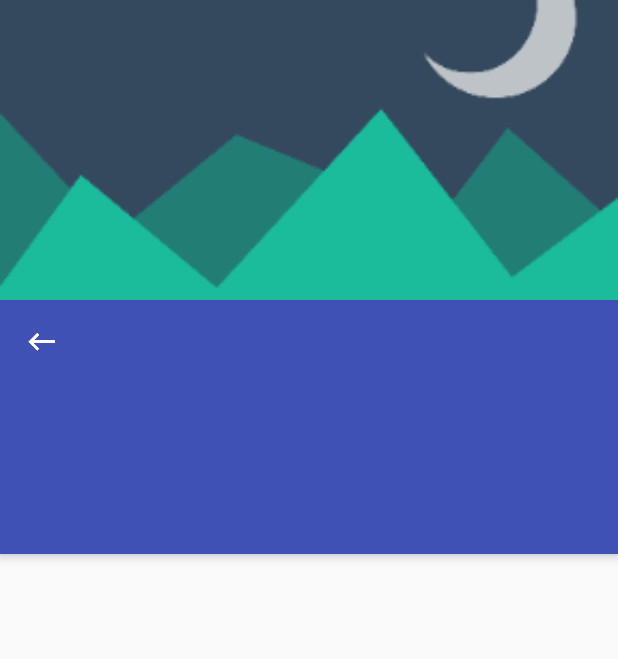
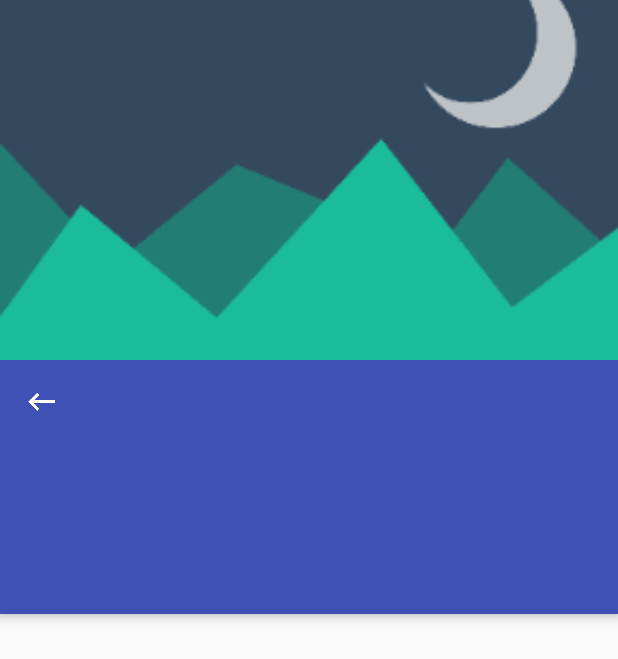
Before and after one commit to aaronoe/space_launch_manifest, an Android app: the layout detail_coord_layout.xml on its own in the app's theme, with its tools: preview values and no code run, on a phone screen of 412 x 824 dp. Shown: the top 659 px of the screen. Run offline under Robolectric (Android 15) with nearby library versions, the phone set to English and light mode, and no system bars.

Commit message:
Changed navigation bar color for API 21+

```diff
--- a/app/src/main/java/com/example/android/spacelaunchmanifest/MainActivity.java
+++ b/app/src/main/java/com/example/android/spacelaunchmanifest/MainActivity.java
@@ -7,6 +7,7 @@ import android.content.SharedPreferences;
 import android.net.ConnectivityManager;
 import android.net.NetworkInfo;
 import android.net.Uri;
+import android.os.Build;
 import android.os.Handler;
 import android.preference.PreferenceManager;
 import android.support.design.widget.FloatingActionButton;
--- a/app/src/main/res/layout/detail_coord_layout.xml
+++ b/app/src/main/res/layout/detail_coord_layout.xml
@@ -19,7 +19,7 @@
         <android.support.design.widget.CollapsingToolbarLayout
             android:id="@+id/detailpage.collapsing"
             android:layout_width="match_parent"
-            android:layout_height="200dp"
+            android:layout_height="240dp"
             app:contentScrim="?attr/colorPrimary"
             app:expandedTitleMarginStart="48dp"
             app:expandedTitleMarginEnd="64dp"
--- a/app/src/main/res/values/colors.xml
+++ b/app/src/main/res/values/colors.xml
@@ -16,4 +16,6 @@
 
     <color name="successful">#4CAF50</color>
     <color name="unsuccessful">#F44336</color>
+
+    <color name="navbarColor">#3F51B5</color>
 </resources>
--- a/app/src/main/res/values/styles.xml
+++ b/app/src/main/res/values/styles.xml
@@ -1,4 +1,4 @@
-<resources>
+<resources xmlns:tools="http://schemas.android.com/tools">
 
     <!-- Base application theme. -->
     <style name="AppTheme" parent="Theme.AppCompat.Light.DarkActionBar">
@@ -6,6 +6,7 @@
         <item name="colorPrimary">@color/colorPrimary</item>
         <item name="colorPrimaryDark">@color/colorPrimaryDark</item>
         <item name="colorAccent">@color/colorAccent</item>
+        <item name="android:navigationBarColor" tools:targetApi="21">@color/colorPrimary</item>
     </style>
 
 
```
